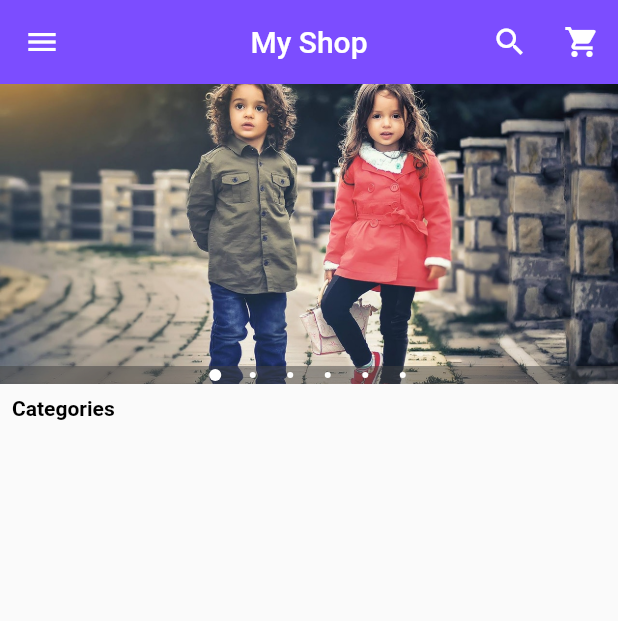
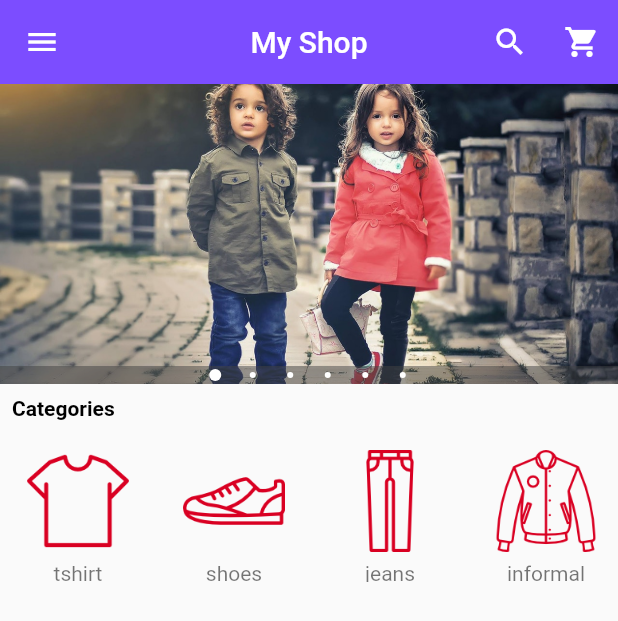
Before and after one commit to Darshana97/E-Commerce_Flutter_App, a Flutter app: the screen it shows after launch, on a phone screen of 412 x 824 dp. Shown: the top 621 px of the screen. Run offline on Flutter 3.47's test engine with Material 2 defaults, Android fonts, the phone set to English and light mode, and no system bars; drawn by our look-alikes of carousel_pro.

```diff
--- a/lib/components/horizontal_listview.dart
+++ b/lib/components/horizontal_listview.dart
@@ -4,10 +4,39 @@ class HorizontalList extends StatelessWidget {
   @override
   Widget build(BuildContext context) {
     return Container(
-      height: 80.0,
+      height: 100.0,
       child: ListView(
         scrollDirection: Axis.horizontal,
-        children: <Widget>[],
+        children: <Widget>[
+          Category(
+            image_location: 'images/cats/tshirt.png',
+            image_caption: 'tshirt',
+          ),
+          Category(
+            image_location: 'images/cats/shoe.png',
+            image_caption: 'shoes',
+          ),
+          Category(
+            image_location: 'images/cats/jeans.png',
+            image_caption: 'jeans',
+          ),
+          Category(
+            image_location: 'images/cats/informal.png',
+            image_caption: 'informal',
+          ),
+          Category(
+            image_location: 'images/cats/formal.png',
+            image_caption: 'formal',
+          ),
+          Category(
+            image_location: 'images/cats/dress.png',
+            image_caption: 'dress',
+          ),
+          Category(
+            image_location: 'images/cats/accessories.png',
+            image_caption: 'accessories',
+          ),
+        ],
       ),
     );
   }
@@ -25,9 +54,17 @@ class Category extends StatelessWidget {
       padding: EdgeInsets.all(2.0),
       child: InkWell(
         onTap: () {},
-        child: ListTile(
-          title: Image.asset(image_location),
-          subtitle: Text(image_caption),
+        child: Container(
+          width: 100.0,
+          child: ListTile(
+            title: Image.asset(
+              image_location,
+              width: 100.0,
+              height: 80.0,
+            ),
+            subtitle: Container(
+                alignment: Alignment.topCenter, child: Text(image_caption)),
+          ),
         ),
       ),
     );
```
Also changed, not shown: pubspec.yaml (+9 -0 lines).
